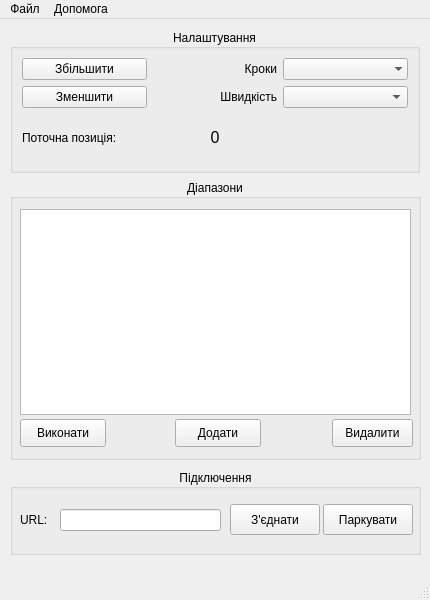
First picture: the form in ui.ui, repository neurotoxin78/pyMagLoopCtrl_qt6, before the edit.
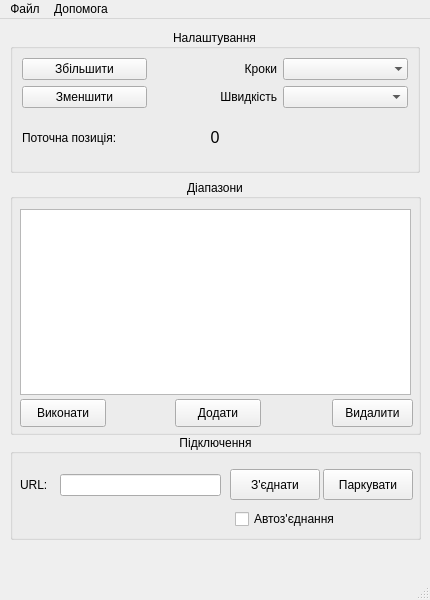
Second picture: the form after the edit.

Diff of the .ui file:
```diff
--- a/ui.ui
+++ b/ui.ui
@@ -134,7 +134,7 @@
       <x>10</x>
       <y>160</y>
       <width>411</width>
-      <height>281</height>
+      <height>256</height>
      </rect>
     </property>
     <property name="title">
@@ -149,7 +149,7 @@
        <x>10</x>
        <y>30</y>
        <width>391</width>
-       <height>206</height>
+       <height>186</height>
       </rect>
      </property>
     </widget>
@@ -157,7 +157,7 @@
      <property name="geometry">
       <rect>
        <x>165</x>
-       <y>240</y>
+       <y>220</y>
        <width>86</width>
        <height>28</height>
       </rect>
@@ -170,7 +170,7 @@
      <property name="geometry">
       <rect>
        <x>322</x>
-       <y>240</y>
+       <y>220</y>
        <width>81</width>
        <height>28</height>
       </rect>
@@ -183,7 +183,7 @@
      <property name="geometry">
       <rect>
        <x>10</x>
-       <y>240</y>
+       <y>220</y>
        <width>86</width>
        <height>28</height>
       </rect>
@@ -197,9 +197,9 @@
     <property name="geometry">
      <rect>
       <x>10</x>
-      <y>450</y>
+      <y>415</y>
       <width>411</width>
-      <height>86</height>
+      <height>106</height>
      </rect>
     </property>
     <property name="title">
@@ -260,6 +260,19 @@
       <string>Паркувати</string>
      </property>
     </widget>
+    <widget class="QCheckBox" name="autoConCheckBox">
+     <property name="geometry">
+      <rect>
+       <x>225</x>
+       <y>75</y>
+       <width>126</width>
+       <height>20</height>
+      </rect>
+     </property>
+     <property name="text">
+      <string>Автоз'єднання</string>
+     </property>
+    </widget>
    </widget>
   </widget>
   <widget class="QMenuBar" name="menubar">
```
